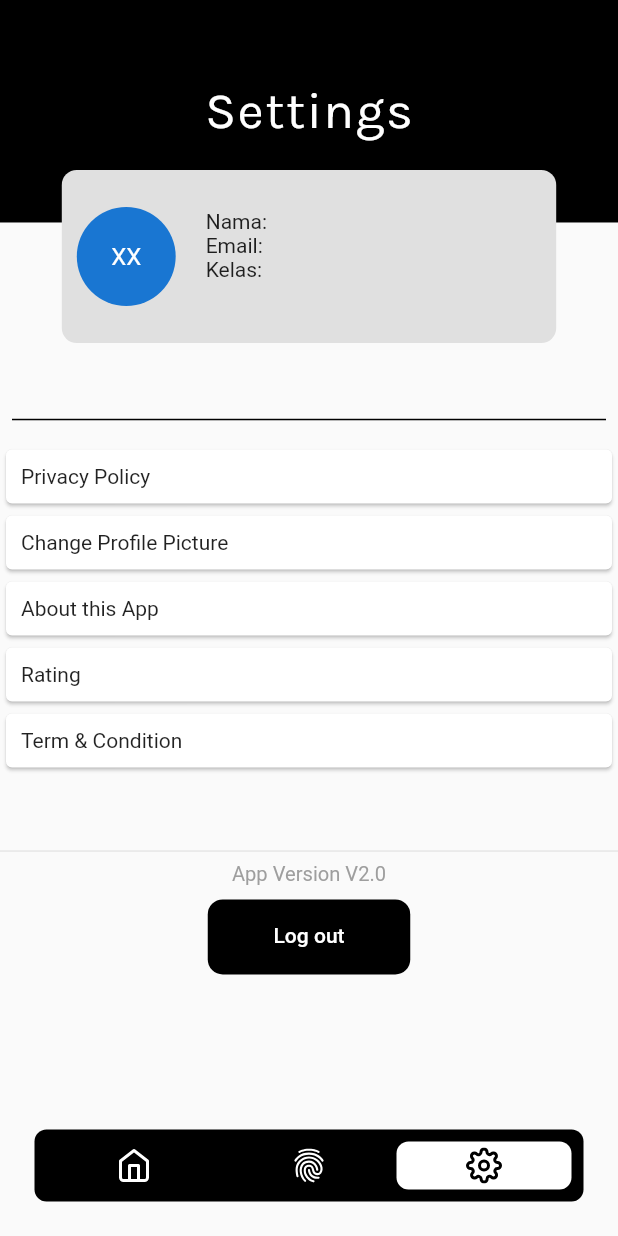
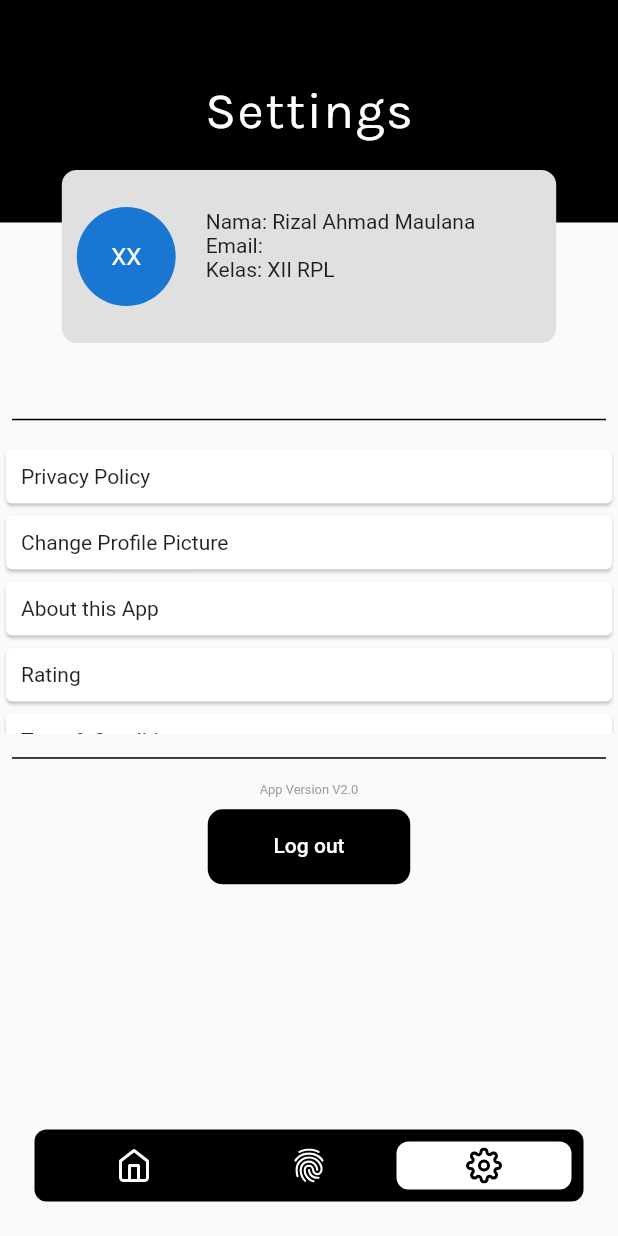
Before and after one commit to f0ursecond/login-ui-firebase, a Flutter app: the screen it shows once a user with an empty profile is signed in, item 3 of the bottom bar chosen, on a phone screen of 412 x 824 dp. Run offline on Flutter 3.47's test engine with Material 2 defaults, Android fonts, the phone set to English and light mode, and no system bars; drawn by our look-alikes of floating_bottom_navigation_bar; our stand-ins replace firebase_auth, firebase_core, flutter_vector_icons, google_fonts, lottie, responsive_sizer and 1 more; missing offline and left inert: flutter_animated_dialog; accounts and stored records are empty.

```diff
--- a/lib/main.dart
+++ b/lib/main.dart
@@ -18,7 +18,7 @@ class MyApp extends StatelessWidget {
   @override
   Widget build(BuildContext context) => ResponsiveSizer(
         builder: (context, orientation, screenType) {
-          return MaterialApp(
+          return const MaterialApp(
             debugShowCheckedModeBanner: false,
             title: 'Flutter Demo',
             home: mainPage(),
--- a/lib/page/settings.dart
+++ b/lib/page/settings.dart
@@ -44,10 +44,6 @@ class _settingsPageState extends State<settingsPage> {
             Container(
               decoration: const BoxDecoration(
                 color: Colors.black,
-                // borderRadius: BorderRadius.only(
-                //   bottomLeft: Radius.elliptical(200, 40),
-                //   bottomRight: Radius.elliptical(200, 40),
-                // ),
               ),
               height: 18.h,
               child: Align(
@@ -101,10 +97,10 @@ class _settingsPageState extends State<settingsPage> {
                                   mainAxisAlignment: MainAxisAlignment.start,
                                   children: [
                                     Text(
-                                      'Nama: ' + user.displayName!,
+                                      'Nama: Rizal Ahmad Maulana',
                                     ),
                                     Text('Email: ' + user.email!),
-                                    Text('Kelas:' + user.phoneNumber!),
+                                    Text('Kelas: XII RPL'),
                                   ],
                                 ),
                               ),
@@ -125,7 +121,7 @@ class _settingsPageState extends State<settingsPage> {
               ),
             ),
             Container(
-              height: 32.h,
+              height: 23.5.h,
               child: ListView.builder(
                 itemCount: pengaturan.length,
                 itemBuilder: (context, index) {
@@ -138,11 +134,17 @@ class _settingsPageState extends State<settingsPage> {
                 },
               ),
             ),
-            const Divider(),
+            const Padding(
+              padding: EdgeInsets.all(8.0),
+              child: Divider(
+                color: Colors.black,
+                thickness: 1,
+              ),
+            ),
             Text(
               'App Version V2.0',
               style:
-                  GoogleFonts.roboto(fontSize: 15.sp, color: Colors.grey[500]),
+                  GoogleFonts.roboto(fontSize: 12.sp, color: Colors.grey[500]),
             ),
             SizedBox(
               height: 1.h,
@@ -217,7 +219,7 @@ class _settingsPageState extends State<settingsPage> {
                               style: TextStyle(color: Colors.white),
                             ),
                     ),
-                  )
+                  ),
                 ],
               ),
             )
```
Also changed, not shown: lib/login.dart (+25 -12 lines), lib/register.dart (added, +27 -0 lines).
